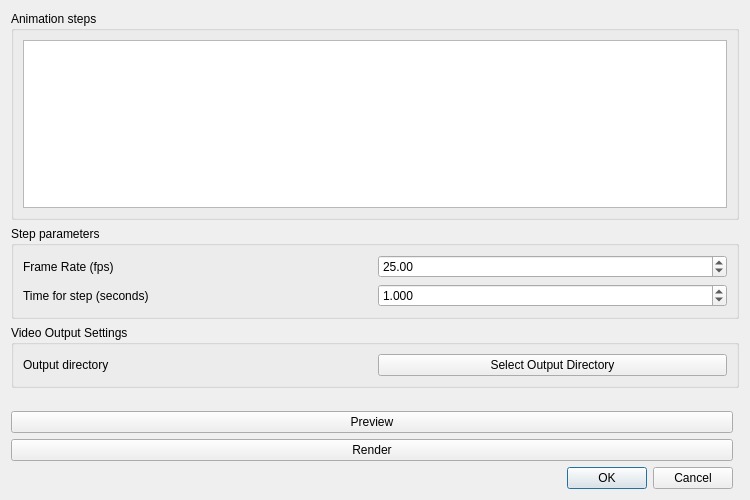
This is plugins/qAnimation/animationDlg.ui in CloudCompare/CloudCompare as Qt 5 draws it before an edit. The edited form follows.
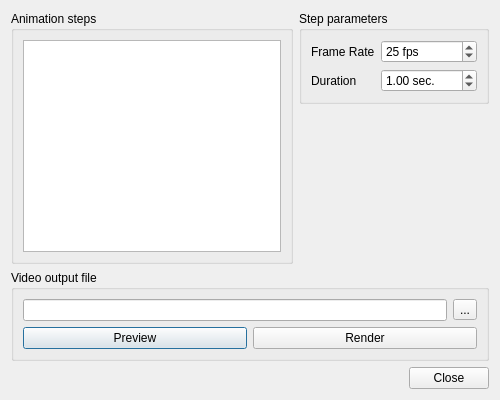
This is the edited form. Icons and pictures are not drawn.

Commit message: qAnimation: FFmpeg support added (to create movies directly) + various other improvements

```diff
--- a/plugins/qAnimation/animationDlg.ui
+++ b/plugins/qAnimation/animationDlg.ui
@@ -6,8 +6,8 @@
    <rect>
     <x>0</x>
     <y>0</y>
-    <width>750</width>
-    <height>500</height>
+    <width>500</width>
+    <height>400</height>
    </rect>
   </property>
   <property name="windowTitle">
@@ -17,83 +17,70 @@
    <iconset resource="qAnimation.qrc">
     <normaloff>:/CC/plugin/qAnimation/animation.png</normaloff>:/CC/plugin/qAnimation/animation.png</iconset>
   </property>
-  <layout class="QGridLayout" name="gridLayout">
-   <item row="4" column="0">
-    <widget class="QDialogButtonBox" name="buttonBox">
-     <property name="orientation">
-      <enum>Qt::Horizontal</enum>
-     </property>
-     <property name="standardButtons">
-      <set>QDialogButtonBox::Cancel|QDialogButtonBox::Ok</set>
-     </property>
-    </widget>
-   </item>
-   <item row="0" column="0" colspan="2">
-    <layout class="QGridLayout" name="gridLayout_2">
-     <item row="1" column="0">
+  <layout class="QVBoxLayout" name="verticalLayout_4">
+   <item>
+    <layout class="QHBoxLayout" name="horizontalLayout_2">
+     <item>
       <widget class="QGroupBox" name="groupBox_2">
        <property name="title">
         <string>Animation steps</string>
        </property>
        <layout class="QVBoxLayout" name="verticalLayout_2">
         <item>
-         <widget class="QListWidget" name="stepSelectionList"/>
+         <widget class="QListWidget" name="stepSelectionList">
+          <property name="editTriggers">
+           <set>QAbstractItemView::NoEditTriggers</set>
+          </property>
+         </widget>
         </item>
        </layout>
       </widget>
      </item>
-     <item row="2" column="0">
+     <item>
+      <layout class="QVBoxLayout" name="verticalLayout_3">
+       <item>
       <widget class="QGroupBox" name="groupBox">
        <property name="title">
         <string>Step parameters</string>
        </property>
-       <layout class="QVBoxLayout" name="verticalLayout">
-        <item>
-         <layout class="QHBoxLayout" name="horizontalLayout_4">
-          <item>
+         <layout class="QFormLayout" name="formLayout">
+          <item row="0" column="0">
            <widget class="QLabel" name="label">
             <property name="text">
-             <string>Frame Rate (fps)</string>
+             <string>Frame Rate</string>
             </property>
            </widget>
           </item>
-          <item>
-           <widget class="QDoubleSpinBox" name="fpsSpinBox">
-            <property name="toolTip">
-             <string>This is the frame rate (fps).</string>
+          <item row="0" column="1">
+           <widget class="QSpinBox" name="fpsSpinBox">
+            <property name="suffix">
+             <string> fps</string>
             </property>
-            <property name="statusTip">
-             <string>This is the frame rate (fps).</string>
-            </property>
-            <property name="whatsThis">
-             <string>This is the frame rate (fps).</string>
+            <property name="minimum">
+             <number>1</number>
             </property>
             <property name="value">
-             <double>25.000000000000000</double>
+             <number>25</number>
             </property>
            </widget>
           </item>
-         </layout>
-        </item>
-        <item>
-         <layout class="QHBoxLayout" name="horizontalLayout">
-          <item>
+          <item row="1" column="0">
            <widget class="QLabel" name="label_2">
             <property name="text">
-             <string>Time for step (seconds)</string>
+             <string>Duration</string>
             </property>
            </widget>
           </item>
-          <item>
+          <item row="1" column="1">
            <widget class="QDoubleSpinBox" name="timeForStepBox">
             <property name="toolTip">
              <string>Maximum distance of samples to the ideal shape</string>
             </property>
-            <property name="prefix">
-             <string/>
+            <property name="suffix">
+             <string> sec.</string>
             </property>
             <property name="decimals">
-             <number>3</number>
+             <number>2</number>
             </property>
             <property name="maximum">
              <double>1000.000000000000000</double>
@@ -107,71 +94,81 @@
            </widget>
           </item>
          </layout>
-        </item>
-       </layout>
-      </widget>
-     </item>
-     <item row="3" column="0">
+        </widget>
+       </item>
+       <item>
+        <spacer name="verticalSpacer_2">
+         <property name="orientation">
+          <enum>Qt::Vertical</enum>
+         </property>
+         <property name="sizeHint" stdset="0">
+          <size>
+           <width>20</width>
+           <height>40</height>
+          </size>
+         </property>
+        </spacer>
+       </item>
+      </layout>
+     </item>
+    </layout>
+   </item>
+   <item>
       <widget class="QGroupBox" name="groupBox_3">
        <property name="sizePolicy">
-        <sizepolicy hsizetype="MinimumExpanding" vsizetype="MinimumExpanding">
+      <sizepolicy hsizetype="Preferred" vsizetype="Maximum">
          <horstretch>0</horstretch>
          <verstretch>0</verstretch>
         </sizepolicy>
        </property>
        <property name="title">
-        <string>Video Output Settings</string>
-       </property>
-       <layout class="QVBoxLayout" name="verticalLayout_3">
+      <string>Video output file</string>
+     </property>
+     <layout class="QVBoxLayout" name="verticalLayout">
         <item>
          <layout class="QHBoxLayout" name="horizontalLayout_3">
           <item>
-           <widget class="QLabel" name="directoryLabel">
-            <property name="text">
-             <string>Output directory</string>
-            </property>
-           </widget>
+         <widget class="QLineEdit" name="outputFileLineEdit"/>
           </item>
           <item>
-           <widget class="QPushButton" name="directoryButton">
+         <widget class="QToolButton" name="browseButton">
             <property name="text">
-             <string>Select Output Directory</string>
+           <string>...</string>
             </property>
            </widget>
           </item>
          </layout>
         </item>
-       </layout>
-      </widget>
-     </item>
-    </layout>
-   </item>
-   <item row="2" column="0">
+      <item>
+       <layout class="QHBoxLayout" name="horizontalLayout">
+        <item>
     <widget class="QPushButton" name="previewButton">
      <property name="text">
       <string>Preview</string>
      </property>
     </widget>
    </item>
-   <item row="3" column="0">
+        <item>
     <widget class="QPushButton" name="renderButton">
      <property name="text">
       <string>Render</string>
      </property>
     </widget>
    </item>
-   <item row="1" column="0">
-    <spacer name="verticalSpacer">
+       </layout>
+      </item>
+     </layout>
+    </widget>
+   </item>
+   <item>
+    <widget class="QDialogButtonBox" name="buttonBox">
      <property name="orientation">
-      <enum>Qt::Vertical</enum>
+      <enum>Qt::Horizontal</enum>
      </property>
-     <property name="sizeHint" stdset="0">
-      <size>
-       <width>20</width>
-       <height>40</height>
-      </size>
+     <property name="standardButtons">
+      <set>QDialogButtonBox::Close</set>
      </property>
-    </spacer>
+    </widget>
    </item>
   </layout>
  </widget>
```
Lines whose indentation alone changed are shown as unchanged. The commit also changes 19 other files.
